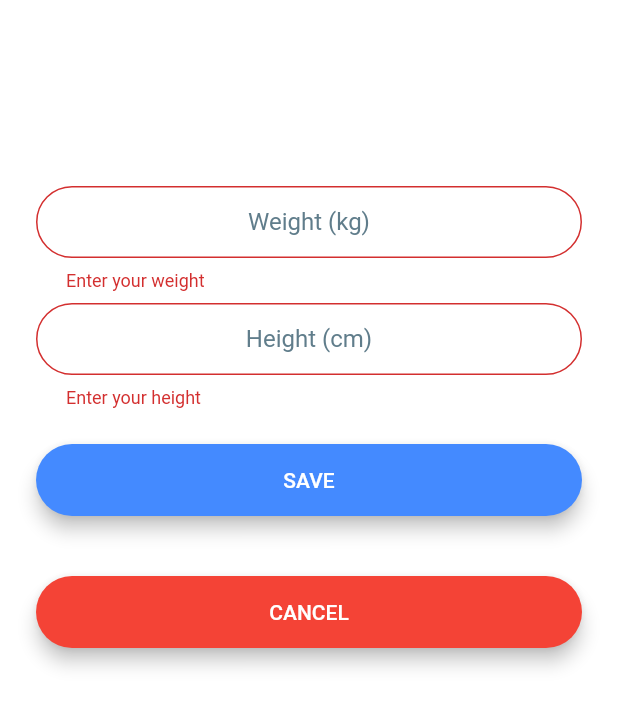
After one commit to reyhanlioglu/checkapp, a Flutter app: the EditBodyMeasurement screen opened directly, after a tap on "SAVE", on a phone screen of 412 x 824 dp. The commit adds this screen. Shown: the top 707 px of the screen. Run offline on Flutter 3.47's test engine with Material 2 defaults, Android fonts, the phone set to English and light mode, and no system bars; our stand-ins replace firebase_auth, font_awesome_flutter, shared_preferences; accounts and stored records are empty.

Commit message:
ADD: Body measurement settings and save functionality

```diff
--- a/lib/constants.dart
+++ b/lib/constants.dart
@@ -1,4 +1,7 @@
 import 'package:flutter/material.dart';
+
+final String sharedPrefWeight = "sharedPrefWeight";
+final String sharedPrefHeight = "sharedPrefHeight";
 
 const kSendButtonTextStyle = TextStyle(
   color: Colors.lightBlueAccent,
--- /dev/null
+++ b/lib/presentation/pages/health/my_diary/edit_body_measurement.dart
@@ -0,0 +1,163 @@
+import 'package:checkapp/shared_pref_helper.dart';
+import 'package:flutter/material.dart';
+
+import '../fintness_app_theme.dart';
+
+class EditBodyMeasurement extends StatefulWidget {
+  @override
+  _EditBodyMeasurementState createState() => _EditBodyMeasurementState();
+}
+
+class _EditBodyMeasurementState extends State<EditBodyMeasurement> {
+  final _formBodyMeasurementsKey = GlobalKey<FormState>();
+  double _weight;
+  double _height;
+
+  @override
+  Widget build(BuildContext context) {
+    return Scaffold(
+      backgroundColor: Colors.white,
+      body: SingleChildScrollView(
+        child: Padding(
+          padding: EdgeInsets.all(24.0),
+          child: Form(
+            key: this._formBodyMeasurementsKey,
+            child: Column(
+              mainAxisAlignment: MainAxisAlignment.center,
+              crossAxisAlignment: CrossAxisAlignment.stretch,
+              children: <Widget>[
+                SizedBox(
+                  height: 100.0,
+                ),
+                // WEIGHT EDIT TEXT
+                TextFormField(
+                  keyboardType: TextInputType.number,
+                  validator: (value) {
+                    if (value.length == 0)
+                      return "Enter your weight";
+                    else
+                      return null;
+                  },
+                  style: TextStyle(color: Colors.black),
+                  textAlign: TextAlign.center,
+                  onChanged: (value) {
+                    _weight = double.parse(value);
+                  },
+                  decoration: InputDecoration(
+                    hintStyle: TextStyle(color: Colors.blueGrey),
+                    hintText: 'Weight (kg)',
+                    contentPadding:
+                        EdgeInsets.symmetric(vertical: 10.0, horizontal: 20.0),
+                    border: OutlineInputBorder(
+                      borderRadius: BorderRadius.all(Radius.circular(32.0)),
+                    ),
+                    enabledBorder: OutlineInputBorder(
+                      borderSide:
+                          BorderSide(color: Colors.blueAccent, width: 1.0),
+                      borderRadius: BorderRadius.all(Radius.circular(32.0)),
+                    ),
+                    focusedBorder: OutlineInputBorder(
+                      borderSide:
+                          BorderSide(color: Colors.blueAccent, width: 2.0),
+                      borderRadius: BorderRadius.all(Radius.circular(32.0)),
+                    ),
+                  ),
+                ),
+                SizedBox(
+                  height: 8.0,
+                ),
+                // EMAIL EDIT TEXT
+                TextFormField(
+                  keyboardType: TextInputType.number,
+                  validator: (value) {
+                    if (value.length == 0)
+                      return "Enter your height";
+                    else
+                      return null;
+                  },
+                  style: TextStyle(color: Colors.black),
+                  textAlign: TextAlign.center,
+                  onChanged: (value) {
+                    _height = double.parse(value);
+                  },
+                  decoration: InputDecoration(
+                    hintStyle: TextStyle(color: Colors.blueGrey),
+                    hintText: 'Height (cm)',
+                    contentPadding:
+                        EdgeInsets.symmetric(vertical: 10.0, horizontal: 20.0),
+                    border: OutlineInputBorder(
+                      borderRadius: BorderRadius.all(Radius.circular(32.0)),
+                    ),
+                    enabledBorder: OutlineInputBorder(
+                      borderSide:
+                          BorderSide(color: Colors.blueAccent, width: 1.0),
+                      borderRadius: BorderRadius.all(Radius.circular(32.0)),
+                    ),
+                    focusedBorder: OutlineInputBorder(
+                      borderSide:
+                          BorderSide(color: Colors.blueAccent, width: 2.0),
+                      borderRadius: BorderRadius.all(Radius.circular(32.0)),
+                    ),
+                  ),
+                ),
+                SizedBox(
+                  height: 8.0,
+                ),
+
+                // SET BUTTON
+                Padding(
+                  padding: EdgeInsets.symmetric(vertical: 16.0),
+                  child: Material(
+                    color: Colors.blueAccent,
+                    borderRadius: BorderRadius.all(Radius.circular(30.0)),
+                    elevation: 5.0,
+                    child: MaterialButton(
+                      onPressed: () async {
+                        if (_formBodyMeasurementsKey.currentState.validate()) {
+                          await saveHeight(_height);
+                          await saveWeight(_weight);
+                          print('SAVED ALL');
+                          Navigator.pop(context);
+                        }
+                      },
+                      minWidth: 200.0,
+                      height: 42.0,
+                      child: Text(
+                        'SAVE',
+                        style: TextStyle(color: Colors.white),
+                      ),
+                    ),
+                  ),
+                ),
+                SizedBox(
+                  height: 8.0,
+                ),
+
+                // SET BUTTON
+                Padding(
+                  padding: EdgeInsets.symmetric(vertical: 16.0),
+                  child: Material(
+                    color: Colors.red,
+                    borderRadius: BorderRadius.all(Radius.circular(30.0)),
+                    elevation: 5.0,
+                    child: MaterialButton(
+                      onPressed: () async {
+                        Navigator.pop(context);
+                      },
+                      minWidth: 200.0,
+                      height: 42.0,
+                      child: Text(
+                        'CANCEL',
+                        style: TextStyle(color: Colors.white),
+                      ),
+                    ),
+                  ),
+                ),
+              ],
+            ),
+          ),
+        ),
+      ),
+    );
+  }
+}
--- a/lib/presentation/pages/health/my_diary/my_diary_screen.dart
+++ b/lib/presentation/pages/health/my_diary/my_diary_screen.dart
@@ -1,3 +1,4 @@
+import 'package:checkapp/presentation/pages/health/my_diary/edit_body_measurement.dart';
 import 'package:checkapp/presentation/pages/health/my_diary/water_view.dart';
 import 'package:checkapp/presentation/pages/health/ui_view/body_measurement.dart';
 import 'package:checkapp/presentation/pages/health/ui_view/glass_view.dart';
@@ -106,12 +107,18 @@ class _MyDiaryScreenState extends State<MyDiaryScreen>
     listViews.add(
       TitleView(
         titleTxt: 'Body measurement',
-        subTxt: 'Today',
+        subTxt: 'Edit',
         animation: Tween<double>(begin: 0.0, end: 1.0).animate(CurvedAnimation(
             parent: widget.animationController,
             curve:
                 Interval((1 / count) * 4, 1.0, curve: Curves.fastOutSlowIn))),
         animationController: widget.animationController,
+        callback: () {
+          Navigator.push(
+            context,
+            MaterialPageRoute(builder: (context) => EditBodyMeasurement()),
+          );
+        },
       ),
     );
 
--- a/lib/presentation/pages/health/ui_view/body_measurement.dart
+++ b/lib/presentation/pages/health/ui_view/body_measurement.dart
@@ -1,5 +1,6 @@
 import 'package:flutter/material.dart';
 
+import '../../../../shared_pref_helper.dart';
 import '../fintness_app_theme.dart';
 
 class BodyMeasurementView extends StatelessWidget {
@@ -71,22 +72,34 @@ class BodyMeasurementView extends StatelessWidget {
                                   Padding(
                                     padding: const EdgeInsets.only(
                                         left: 4, bottom: 3),
-                                    child: Text(
-                                      '206.8',
+                                    child: FutureBuilder(
+                                      future:
+                                          getWeightFromPref(), // a Future<String> or null
+                                      builder: (BuildContext context,
+                                          AsyncSnapshot<double> weight) {
+                                        if (weight.hasData) {
+                                          return Text(
+                                            weight.data.toString(),
                                             textAlign: TextAlign.center,
                                             style: TextStyle(
-                                        fontFamily: FintnessAppTheme.fontName,
+                                              fontFamily:
+                                                  FintnessAppTheme.fontName,
                                               fontWeight: FontWeight.w600,
                                               fontSize: 32,
-                                        color: FintnessAppTheme.nearlyDarkBlue,
+                                              color: FintnessAppTheme
+                                                  .nearlyDarkBlue,
                                             ),
+                                          );
+                                        }
+                                        return Text("");
+                                      },
                                     ),
                                   ),
                                   Padding(
                                     padding: const EdgeInsets.only(
                                         left: 8, bottom: 8),
                                     child: Text(
-                                      'Ibs',
+                                      'kgs',
                                       textAlign: TextAlign.center,
                                       style: TextStyle(
                                         fontFamily: FintnessAppTheme.fontName,
@@ -174,8 +187,14 @@ class BodyMeasurementView extends StatelessWidget {
                               mainAxisAlignment: MainAxisAlignment.center,
                               crossAxisAlignment: CrossAxisAlignment.start,
                               children: <Widget>[
-                                Text(
-                                  '185 cm',
+                                FutureBuilder(
+                                  future:
+                                      getHeightFromPref(), // a Future<String> or null
+                                  builder: (BuildContext context,
+                                      AsyncSnapshot<double> height) {
+                                    if (height.hasData) {
+                                      return Text(
+                                        height.data.toString() + ' cm',
                                         textAlign: TextAlign.center,
                                         style: TextStyle(
                                           fontFamily: FintnessAppTheme.fontName,
@@ -184,6 +203,10 @@ class BodyMeasurementView extends StatelessWidget {
                                           letterSpacing: -0.2,
                                           color: FintnessAppTheme.darkText,
                                         ),
+                                      );
+                                    }
+                                    return Text("");
+                                  },
                                 ),
                                 Padding(
                                   padding: const EdgeInsets.only(top: 6),
--- a/lib/presentation/pages/health/ui_view/title_view.dart
+++ b/lib/presentation/pages/health/ui_view/title_view.dart
@@ -7,13 +7,15 @@ class TitleView extends StatelessWidget {
   final String subTxt;
   final AnimationController animationController;
   final Animation animation;
+  final VoidCallback callback;
 
   const TitleView(
       {Key key,
       this.titleTxt: "",
       this.subTxt: "",
       this.animationController,
-      this.animation})
+      this.animation,
+      this.callback})
       : super(key: key);
 
   @override
@@ -47,7 +49,7 @@ class TitleView extends StatelessWidget {
                     InkWell(
                       highlightColor: Colors.transparent,
                       borderRadius: BorderRadius.all(Radius.circular(4.0)),
-                      onTap: () {},
+                      onTap: callback,
                       child: Padding(
                         padding: const EdgeInsets.only(left: 8),
                         child: Row(
--- /dev/null
+++ b/lib/shared_pref_helper.dart
@@ -0,0 +1,27 @@
+// Helper functions for saving data into shared preferences
+
+import 'package:shared_preferences/shared_preferences.dart';
+
+import 'constants.dart';
+
+Future<void> saveWeight(double weight) async {
+  final prefs = await SharedPreferences.getInstance();
+  prefs.setDouble(sharedPrefWeight, weight);
+  print('Weight is saved ($weight)');
+}
+
+Future<double> getWeightFromPref() async {
+  final prefs = await SharedPreferences.getInstance();
+  return prefs.getDouble(sharedPrefWeight);
+}
+
+Future<void> saveHeight(double height) async {
+  final prefs = await SharedPreferences.getInstance();
+  prefs.setDouble(sharedPrefHeight, height);
+  print('Height is saved ($height)');
+}
+
+Future<double> getHeightFromPref() async {
+  final prefs = await SharedPreferences.getInstance();
+  return prefs.getDouble(sharedPrefHeight);
+}
--- a/pubspec.yaml
+++ b/pubspec.yaml
@@ -26,6 +26,7 @@ dependencies:
   firebase_auth: ^0.14.0+8
   cloud_firestore: ^0.12.10
   font_awesome_flutter: ^8.4.0
+  shared_preferences: ^0.4.3
 
 
 
```
Also changed, not shown: pubspec.lock. Lines whose indentation alone changed are shown as unchanged.
